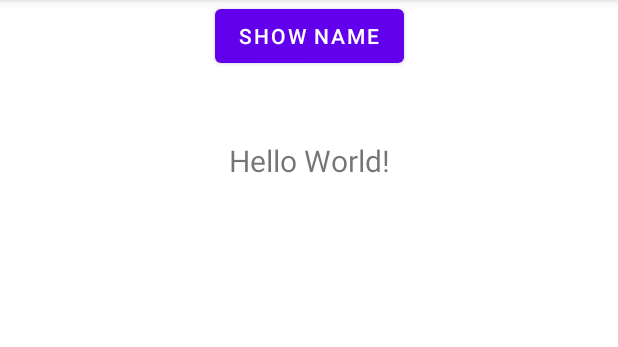
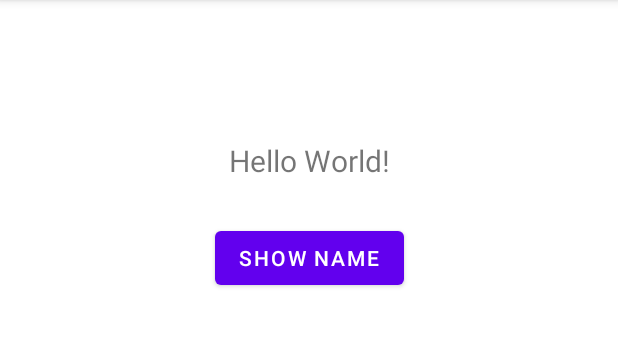
Before and after one commit to TomiArotiba/MobileApp1, an Android app: the screen it shows after launch (MainActivity), on a phone screen of 412 x 824 dp, the part 84-431 px from its top. Run offline under Robolectric (Android 15) with nearby library versions, the phone set to English and light mode, and no system bars.

Commit message:
Added layout constraint to button.

```diff
--- a/app/src/main/res/layout/activity_main.xml
+++ b/app/src/main/res/layout/activity_main.xml
@@ -22,9 +22,10 @@
         android:id="@+id/show_name"
         android:layout_width="wrap_content"
         android:layout_height="wrap_content"
-        android:text="Show Name"
+        android:layout_marginTop="27dp"
+        android:text="@string/show_name"
         app:layout_constraintEnd_toEndOf="parent"
         app:layout_constraintStart_toStartOf="parent"
-        tools:layout_editor_absoluteY="143dp" />
+        app:layout_constraintTop_toBottomOf="@+id/name_txt" />
 
 </androidx.constraintlayout.widget.ConstraintLayout>
--- a/app/src/main/res/values/strings.xml
+++ b/app/src/main/res/values/strings.xml
@@ -1,3 +1,4 @@
 <resources>
     <string name="app_name">MobileAppLab</string>
+    <string name="show_name">Show Name</string>
 </resources>
```
